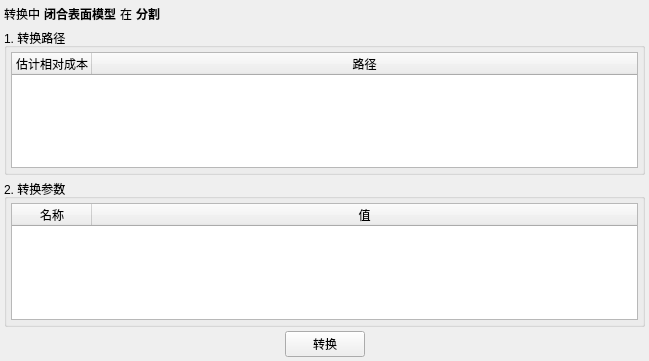
This is miniSlicer/Slicer/Modules/Loadable/Segmentations/Widgets/Resources/UI/qMRMLSegmentationConversionParametersWidget.ui in jiaqiwang969/Slicer as Qt 5 draws it before an edit. The edited form follows.
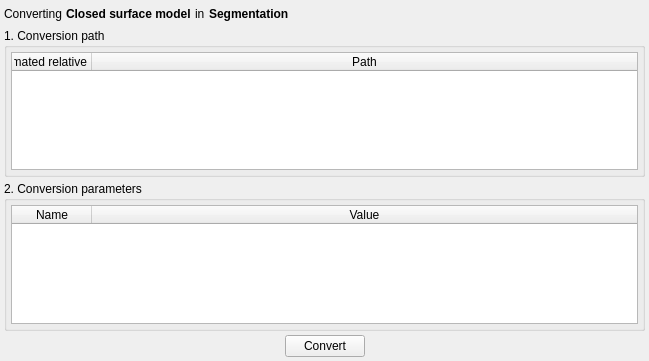
This is the edited form. Custom widgets are drawn as their Qt base class.

Diff of the .ui file:
```diff
--- a/miniSlicer/Slicer/Modules/Loadable/Segmentations/Widgets/Resources/UI/qMRMLSegmentationConversionParametersWidget.ui
+++ b/miniSlicer/Slicer/Modules/Loadable/Segmentations/Widgets/Resources/UI/qMRMLSegmentationConversionParametersWidget.ui
@@ -33,7 +33,7 @@
      <item>
       <widget class="QLabel" name="label_Converting">
        <property name="text">
-        <string>转换中</string>
+        <string>Converting</string>
        </property>
       </widget>
      </item>
@@ -46,14 +46,14 @@
         </font>
        </property>
        <property name="text">
-        <string notr="true" extracomment="just a placeholder">闭合表面模型</string>
+        <string notr="true" extracomment="just a placeholder">Closed surface model</string>
        </property>
       </widget>
      </item>
      <item>
       <widget class="QLabel" name="label">
        <property name="text">
-        <string>在</string>
+        <string>in</string>
        </property>
       </widget>
      </item>
@@ -66,7 +66,7 @@
         </font>
        </property>
        <property name="text">
-        <string notr="true" extracomment="just a placeholder">分割</string>
+        <string notr="true" extracomment="just a placeholder">Segmentation</string>
        </property>
       </widget>
      </item>
@@ -88,7 +88,7 @@
    <item row="1" column="0">
     <widget class="ctkCollapsibleGroupBox" name="CollapsibleGroupBox_Paths">
      <property name="title">
-      <string>1. 转换路径</string>
+      <string>1. Conversion path</string>
      </property>
      <layout class="QGridLayout" name="gridLayout_2">
       <property name="leftMargin">
@@ -125,12 +125,12 @@
         </attribute>
         <column>
          <property name="text">
-          <string>估计相对成本</string>
+          <string>Estimated relative cost</string>
          </property>
         </column>
         <column>
          <property name="text">
-          <string>路径</string>
+          <string>Path</string>
          </property>
         </column>
        </widget>
@@ -141,7 +141,7 @@
    <item row="2" column="0">
     <widget class="ctkCollapsibleGroupBox" name="CollapsibleGroupBox_Parameters">
      <property name="title">
-      <string>2. 转换参数</string>
+      <string>2. Conversion parameters</string>
      </property>
      <layout class="QGridLayout" name="gridLayout_3">
       <property name="leftMargin">
@@ -175,12 +175,12 @@
         </attribute>
         <column>
          <property name="text">
-          <string>名称</string>
+          <string>Name</string>
          </property>
         </column>
         <column>
          <property name="text">
-          <string>值</string>
+          <string>Value</string>
          </property>
         </column>
        </widget>
@@ -206,7 +206,7 @@
      <item>
       <widget class="QPushButton" name="pushButton_Convert">
        <property name="text">
-        <string>转换</string>
+        <string>Convert</string>
        </property>
       </widget>
      </item>
```
Left out of the diff: 7 changed lines with no effect on the pictures.
